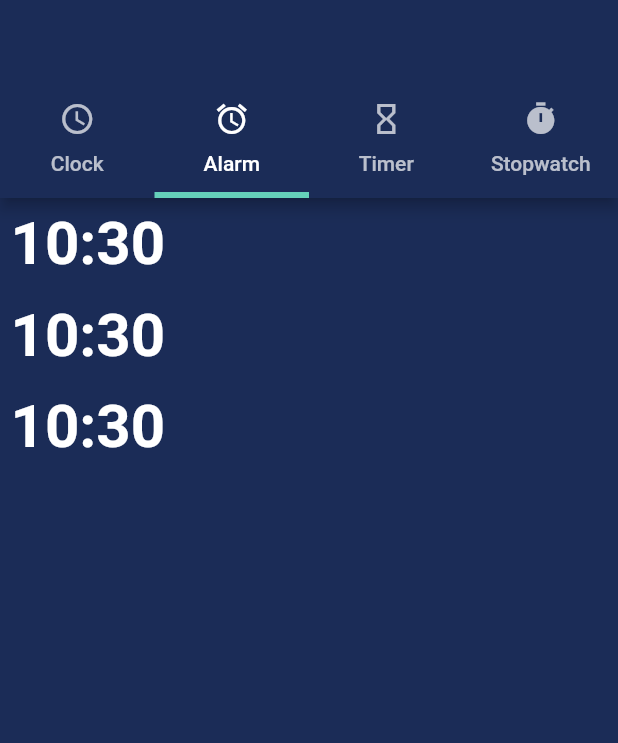
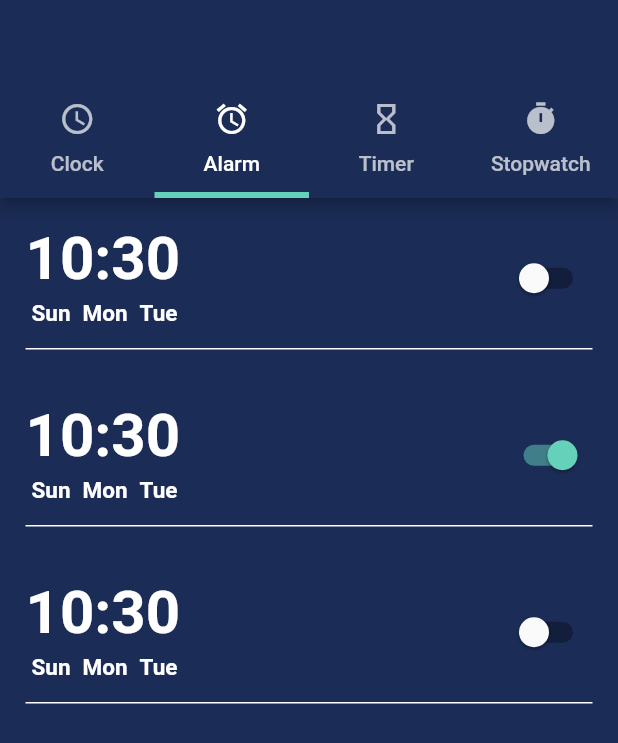
Before and after one commit to RohitIslam/alarm-app, a Flutter app: the screen it shows after launch, tab 2 chosen, on a phone screen of 412 x 824 dp. Shown: the top 743 px of the screen. Run offline on Flutter 3.47's test engine with Material 2 defaults, Android fonts, the phone set to English and light mode, and no system bars.

Commit message:
Alarm item with switch button created.

```diff
--- a/lib/screens/home_screen.dart
+++ b/lib/screens/home_screen.dart
@@ -93,9 +93,9 @@ class _HomeScreenState extends State<HomeScreen>
                 Container(
                   child: ListView(
                     children: <Widget>[
-                      AlarmItem(_timeString, false),
-                      AlarmItem(_timeString, false),
-                      AlarmItem(_timeString, false),
+                      alarmItem(_timeString, false),
+                      alarmItem(_timeString, true),
+                      alarmItem(_timeString, false),
                     ],
                   ),
                 ),
--- a/lib/widgets/alarm_item.dart
+++ b/lib/widgets/alarm_item.dart
@@ -1,8 +1,8 @@
 import 'package:flutter/material.dart';
 
-Widget AlarmItem(hour, enabled) {
+Widget alarmItem(hour, enabled) {
   return Padding(
-    padding: EdgeInsets.all(7),
+    padding: EdgeInsets.all(17),
     child: Column(
       children: <Widget>[
         Row(
@@ -18,11 +18,64 @@ Widget AlarmItem(hour, enabled) {
                     fontSize: 40,
                     fontWeight: FontWeight.bold,
                   ),
+                ),
+                Row(
+                  children: <Widget>[
+                    Padding(
+                      padding: EdgeInsets.all(4),
+                      child: Text(
+                        "Sun",
+                        style: TextStyle(
+                          color: Colors.white,
+                          fontSize: 15,
+                          fontWeight: FontWeight.w600,
+                        ),
+                      ),
+                    ),
+                    Padding(
+                      padding: EdgeInsets.all(4),
+                      child: Text(
+                        "Mon",
+                        style: TextStyle(
+                          color: Colors.white,
+                          fontSize: 15,
+                          fontWeight: FontWeight.w600,
+                        ),
+                      ),
+                    ),
+                    Padding(
+                      padding: EdgeInsets.all(4),
+                      child: Text(
+                        "Tue",
+                        style: TextStyle(
+                          color: Colors.white,
+                          fontSize: 15,
+                          fontWeight: FontWeight.w600,
+                        ),
+                      ),
+                    ),
+                  ],
                 )
               ],
+            ),
+            Switch.adaptive(
+              value: enabled,
+              onChanged: (bool val) {
+                print(val);
+              },
+              activeColor: Color(0xff65d1ba),
             )
           ],
-        )
+        ),
+        SizedBox(
+          height: 10,
+        ),
+        SizedBox(
+          height: 1,
+          child: Container(
+            color: Colors.white,
+          ),
+        ),
       ],
     ),
   );
```
